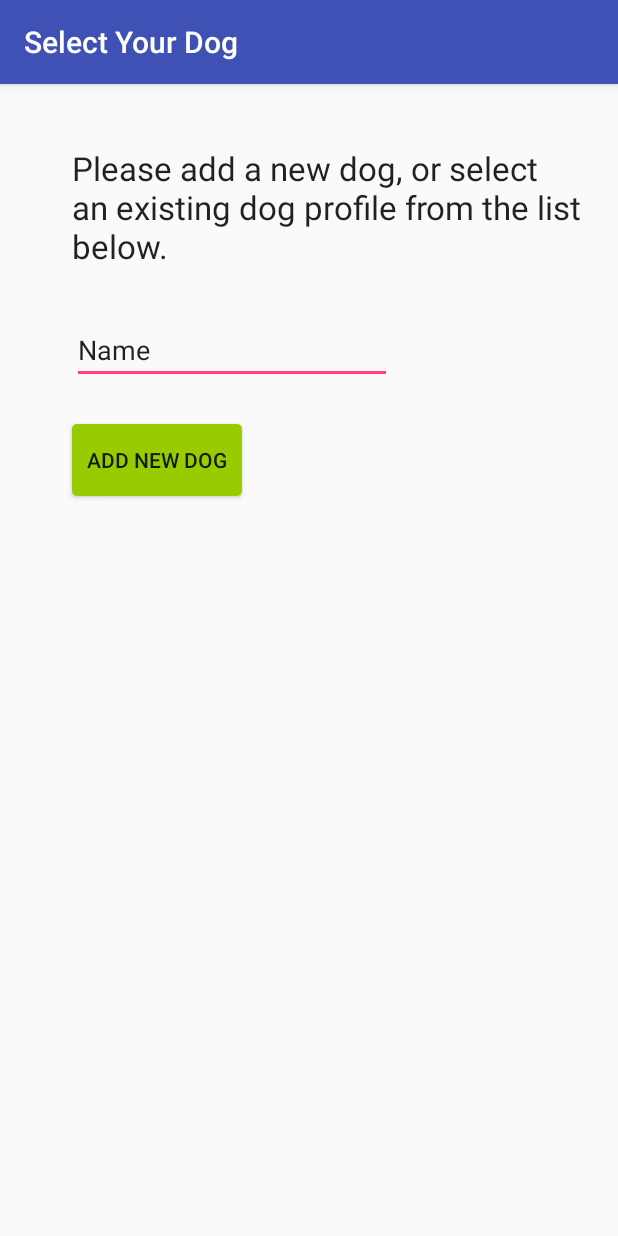
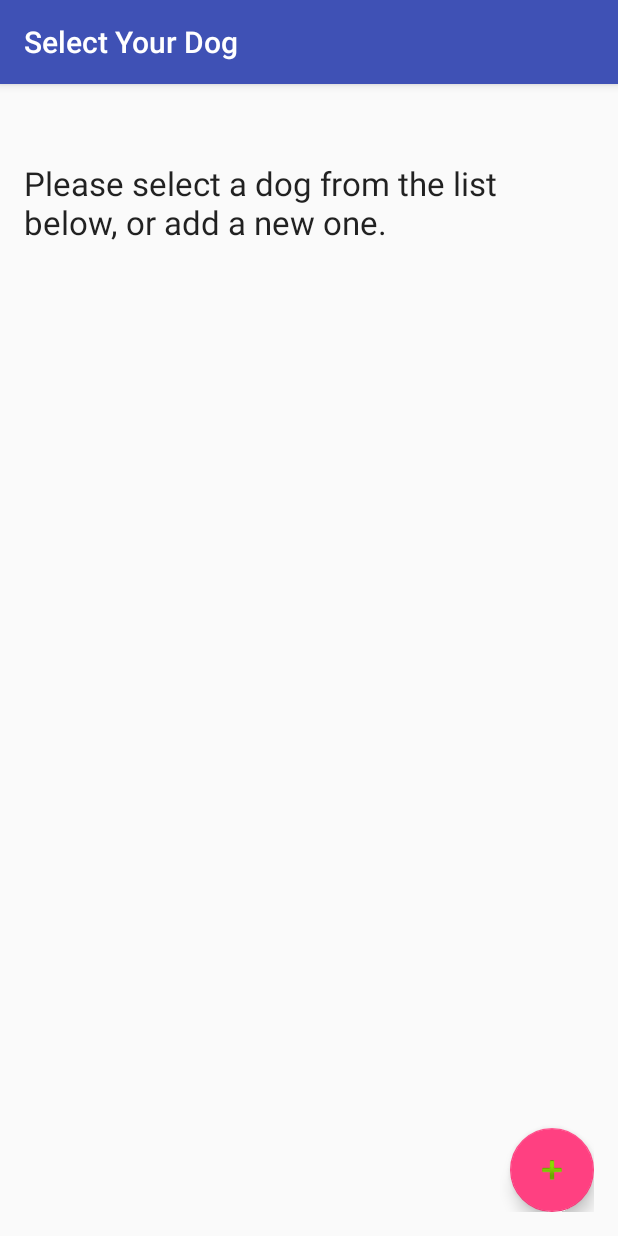
Before and after one commit to SarahFitz/cs683, an Android app: the SelectDogActivity screen opened directly, with no data from a screen before it, on a phone screen of 412 x 824 dp. Run offline under Robolectric (Android 15) with nearby library versions, the phone set to English and light mode, and no system bars.

Commit message:
Changed the Add Dog section to a floating button.
INstead of adding a dog directly on the dog selection page, those
elements have been removed and replaced with a floating "+" action
button.
That button directs you to the trick selection page, which now also
contains a section for adding the dog name.

```diff
--- a/app/src/main/java/com/fitzgerald/cs682/assignment1/SelectDogActivity.java
+++ b/app/src/main/java/com/fitzgerald/cs682/assignment1/SelectDogActivity.java
@@ -3,12 +3,12 @@ package com.fitzgerald.cs682.assignment1;
 import android.content.Context;
 import android.content.Intent;
 import android.os.Bundle;
+import android.support.design.widget.FloatingActionButton;
 import android.support.v7.app.AppCompatActivity;
 import android.util.Log;
 import android.view.View;
 import android.widget.ArrayAdapter;
 import android.widget.Button;
-import android.widget.EditText;
 import android.widget.Spinner;
 
 import java.io.BufferedReader;
@@ -31,23 +31,19 @@ public class SelectDogActivity extends AppCompatActivity {
         super.onCreate(savedInstanceState);
         setContentView(R.layout.activity_select_dog);
 
-        setSpinnerData();
-
-        //Set up click event for ADD dog button
-        Button addNewDog = (Button) findViewById(R.id.addNewDogButton);
-        if(addNewDog != null) {
-            addNewDog.setOnClickListener(new View.OnClickListener() {
-                //when button is clicked, start the next activity
-                public void onClick(View v) {
+        FloatingActionButton addDogFloatingButton = (FloatingActionButton) findViewById(R.id.addDogActionButton);
+        addDogFloatingButton.setOnClickListener(new View.OnClickListener() {
+            @Override
+            public void onClick(View view) {
                 Log.i(TAG, "addNewDog onClick");
                 addDog();
             }
         });
-        }
 
+        setSpinnerData();
 
         //Set up click event for SELECT dog button
-        Button selectDogButton = (Button) findViewById(R.id.selectDogButton);
+        Button selectDogButton = (Button) findViewById(R.id.selectDogNameButton);
         if(selectDogButton != null){
             selectDogButton.setOnClickListener(new View.OnClickListener() {
                 //when button is clicked, start the next activity
@@ -72,18 +68,8 @@ public class SelectDogActivity extends AppCompatActivity {
     }
 
     private void addDog(){
-        EditText dogNameField = (EditText) findViewById(R.id.newDogName);
-        if(dogNameField != null){
-            String name = dogNameField.getText().toString();
-
-            if(name == null || name.isEmpty()){
-                //TODO: error
-            }else{
         final Intent trickSelectIntent = new Intent("selectDogTricks");
-                trickSelectIntent.putExtra("dogName", name);
         startActivity(trickSelectIntent);
-            }
-        }
     }
 
     private void deleteDog(){
@@ -145,7 +131,7 @@ public class SelectDogActivity extends AppCompatActivity {
 
         Spinner spinner = (Spinner) findViewById(R.id.dogSpinner);
         Button deleteDogButton = (Button) findViewById(R.id.deleteDogButton);
-        Button selectDogButton = (Button) findViewById(R.id.selectDogButton);
+        Button selectDogButton = (Button) findViewById(R.id.selectDogNameButton);
 
         if(spinner != null && deleteDogButton != null && selectDogButton != null){
             if(dogNames.size() <= 0){
@@ -204,7 +190,7 @@ public class SelectDogActivity extends AppCompatActivity {
                     String[] profiles = android.text.TextUtils.split(receiveString, "/n");
                     for(int i = 0; i<profiles.length-1; i++){
                         String[] profile = android.text.TextUtils.split(profiles[i], ",");
-                        Log.i(TAG, "Dog profile from FILE : " + profile[i]);
+                        Log.i(TAG, "Dog profile from FILE : " + profiles[i]);
                         dogProfiles.add(new ArrayList<>(Arrays.asList(profile)));
                     }
                 }
--- a/app/src/main/res/layout/activity_select_dog.xml
+++ b/app/src/main/res/layout/activity_select_dog.xml
@@ -1,5 +1,6 @@
 <?xml version="1.0" encoding="utf-8"?>
 <RelativeLayout xmlns:android="http://schemas.android.com/apk/res/android"
+    xmlns:app="http://schemas.android.com/apk/res-auto"
     xmlns:tools="http://schemas.android.com/tools"
     android:layout_width="match_parent"
     android:layout_height="match_parent"
@@ -12,75 +13,65 @@
     <android.support.design.widget.AppBarLayout
         android:layout_width="match_parent"
         android:layout_height="wrap_content"
-        android:theme="@style/AppTheme.AppBarOverlay">
+        android:theme="@style/AppTheme.AppBarOverlay"
+        android:id="@+id/view3">
     </android.support.design.widget.AppBarLayout>
-
-    <Button
-        android:layout_width="wrap_content"
-        android:layout_height="wrap_content"
-        android:text="Add New Dog"
-        android:id="@+id/addNewDogButton"
-        android:background="@drawable/custom_button_green"
-        android:layout_marginLeft="32dp"
-        android:layout_marginStart="32dp"
-        android:layout_marginTop="104dp"
-        android:layout_below="@+id/dogSelectionText"
-        android:layout_alignParentLeft="true"
-        android:layout_alignParentStart="true" />
 
     <Spinner
         android:layout_width="wrap_content"
         android:layout_height="wrap_content"
         android:id="@+id/dogSpinner"
-        android:layout_below="@+id/addNewDogButton"
-        android:layout_alignLeft="@+id/addNewDogButton"
-        android:layout_alignStart="@+id/addNewDogButton"
-        android:layout_marginTop="40dp"
         android:spinnerMode="dropdown"
-        android:clickable="true" />
+        android:clickable="true"
+        android:layout_marginTop="62dp"
+        android:layout_below="@+id/dogSelectionText"
+        android:layout_alignLeft="@+id/deleteDogButton"
+        android:layout_alignStart="@+id/deleteDogButton"
+        android:layout_alignRight="@+id/selectDogNameButton"
+        android:layout_alignEnd="@+id/selectDogNameButton" />
 
     <Button
         android:layout_width="wrap_content"
         android:layout_height="wrap_content"
-        android:text="Select Dog"
+        android:text="@string/selectDogButton"
         android:background="@drawable/custom_button_green"
-        android:id="@+id/selectDogButton"
-        android:layout_marginTop="34dp"
-        android:layout_below="@+id/dogSpinner"
-        android:layout_alignLeft="@+id/dogSpinner"
-        android:layout_alignStart="@+id/dogSpinner" />
+        android:id="@+id/selectDogNameButton"
+        android:layout_alignTop="@+id/deleteDogButton"
+        android:layout_toLeftOf="@+id/addDogActionButton"
+        android:layout_toStartOf="@+id/addDogActionButton" />
 
     <Button
         android:layout_width="wrap_content"
         android:layout_height="wrap_content"
-        android:text="Delete Dog"
+        android:text="@string/deleteDogButton"
         android:id="@+id/deleteDogButton"
         android:background="@drawable/custom_button_pink"
-        android:layout_alignBottom="@+id/selectDogButton"
-        android:layout_toRightOf="@+id/addNewDogButton"
-        android:layout_toEndOf="@+id/addNewDogButton" />
+        android:layout_below="@+id/dogSpinner"
+        android:layout_toLeftOf="@+id/selectDogNameButton"
+        android:layout_toStartOf="@+id/selectDogNameButton"
+        android:layout_marginRight="44dp"
+        android:layout_marginEnd="44dp"
+        android:layout_marginTop="71dp" />
 
     <TextView
         android:layout_width="wrap_content"
         android:layout_height="wrap_content"
         android:textAppearance="?android:attr/textAppearanceLarge"
-        android:text="Please add a new dog, or select an existing dog profile from the list below."
+        android:text="@string/selectDogText"
         android:id="@+id/dogSelectionText"
-        android:layout_alignParentTop="true"
-        android:layout_alignLeft="@+id/addNewDogButton"
-        android:layout_alignStart="@+id/addNewDogButton"
-        android:layout_marginTop="25dp" />
+        android:layout_below="@+id/view3"
+        android:layout_alignParentRight="true"
+        android:layout_alignParentEnd="true"
+        android:layout_marginTop="35dp" />
 
-    <EditText
+    <android.support.design.widget.FloatingActionButton
+        android:id="@+id/addDogActionButton"
         android:layout_width="wrap_content"
         android:layout_height="wrap_content"
-        android:inputType="textPersonName"
-        android:text="Name"
-        android:ems="10"
-        android:id="@+id/newDogName"
-        android:layout_below="@+id/dogSelectionText"
-        android:layout_alignLeft="@+id/dogSelectionText"
-        android:layout_alignStart="@+id/dogSelectionText"
-        android:layout_marginTop="32dp" />
+        android:layout_gravity="bottom|end"
+        android:src="@android:drawable/ic_input_add"
+        android:layout_alignParentBottom="true"
+        android:layout_alignRight="@+id/view3"
+        android:layout_alignEnd="@+id/view3" />
 
 </RelativeLayout>
--- a/app/src/main/res/values/strings.xml
+++ b/app/src/main/res/values/strings.xml
@@ -27,4 +27,7 @@
     <string name="next">Next</string>
     <string name="title_activity_select_dog">SelectDog</string>
     <string name="title_activity_trick_results">TrickResultsActivity</string>
+    <string name="selectDogText">Please select a dog from the list below, or add a new one.</string>
+    <string name="deleteDogButton">Delete Dog</string>
+    <string name="selectDogButton">Select Dog</string>
 </resources>
```
Also changed, not shown: app/src/main/java/com/fitzgerald/cs682/assignment1/TrickSelectionActivity.java (+22 -8 lines), app/src/main/res/layout/content_trick_selection.xml (+33 -10 lines). Lines whose indentation alone changed are shown as unchanged.
